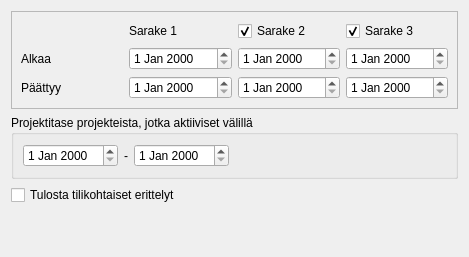
Qt form kitupiikki/raportti/muokattavaraportti.ui (artoh/kitupiikki) before a commit.
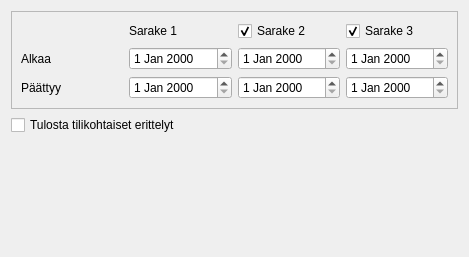
The same form after that commit.

Commit message: Projektitase poistettu

What changed in the file:
```diff
--- a/kitupiikki/raportti/muokattavaraportti.ui
+++ b/kitupiikki/raportti/muokattavaraportti.ui
@@ -107,41 +107,6 @@
      </layout>
     </widget>
    </item>
-   <item>
-    <widget class="QGroupBox" name="projektitaseRyhma">
-     <property name="title">
-      <string>Projektitase projekteista, jotka aktiiviset välillä    </string>
-     </property>
-     <layout class="QHBoxLayout" name="horizontalLayout">
-      <item>
-       <widget class="QDateEdit" name="projektiAlkaa"/>
-      </item>
-      <item>
-       <widget class="QLabel" name="label_2">
-        <property name="text">
-         <string>-</string>
-        </property>
-       </widget>
-      </item>
-      <item>
-       <widget class="QDateEdit" name="projektiPaattyy"/>
-      </item>
-      <item>
-       <spacer name="horizontalSpacer">
-        <property name="orientation">
-         <enum>Qt::Horizontal</enum>
-        </property>
-        <property name="sizeHint" stdset="0">
-         <size>
-          <width>201</width>
-          <height>20</height>
-         </size>
-        </property>
-       </spacer>
-      </item>
-     </layout>
-    </widget>
-   </item>
    <item>
     <widget class="QCheckBox" name="erittelyCheck">
      <property name="text">
```
The commit also changes 6 other files.
